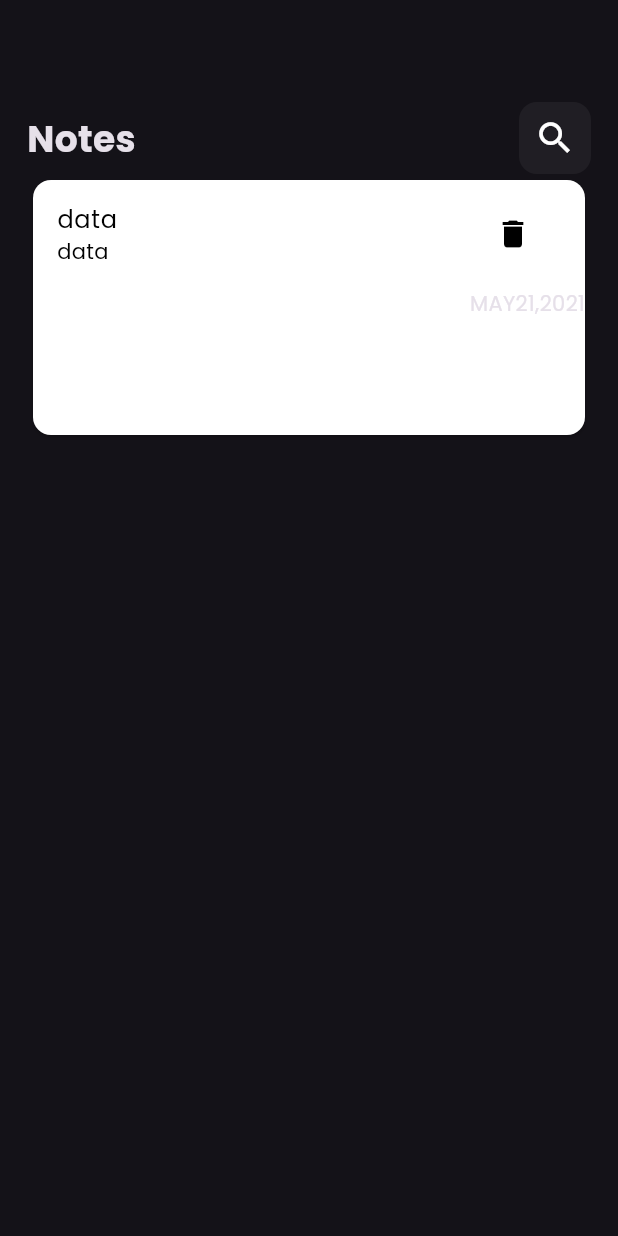
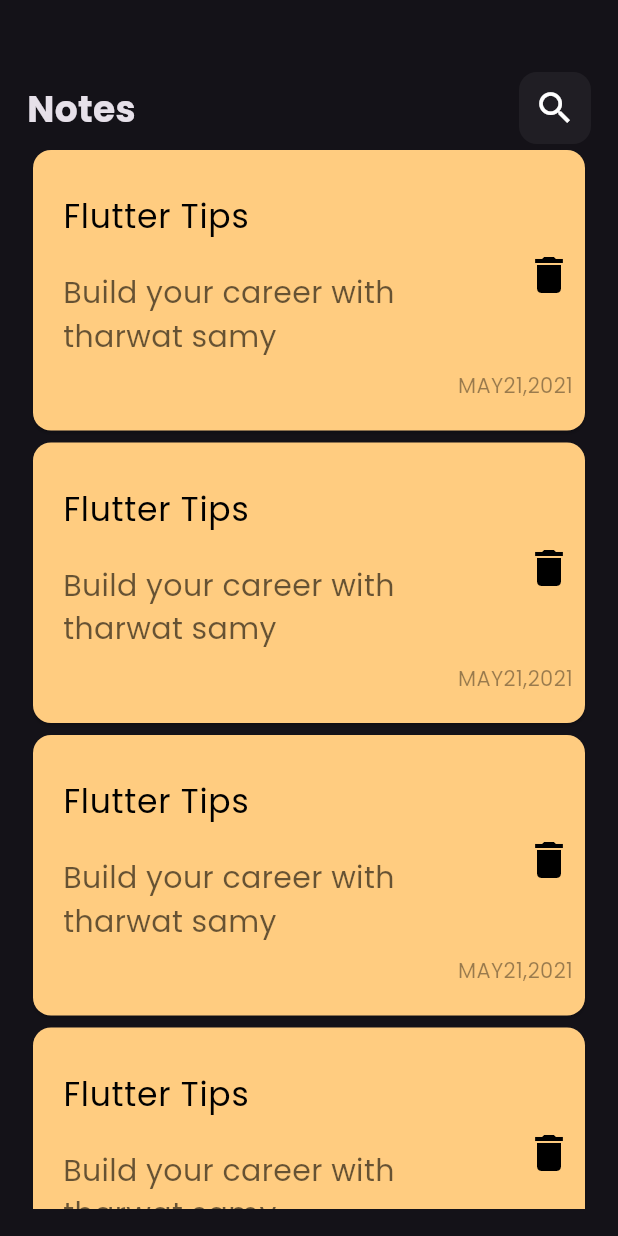
Before and after one commit to ziadel-kent/notes_app, a Flutter app: the screen it shows after launch, on a phone screen of 412 x 824 dp. Run offline on Flutter 3.47's test engine with Material 3 defaults, Android fonts, the phone set to English and light mode, and no system bars.

Commit message:
create custom node item

```diff
--- /dev/null
+++ b/devtools_options.yaml
@@ -0,0 +1,3 @@
+description: This file stores settings for Dart & Flutter DevTools.
+documentation: https://docs.flutter.dev/tools/devtools/extensions#configure-extension-enablement-states
+extensions:
--- a/lib/main.dart
+++ b/lib/main.dart
@@ -12,7 +12,7 @@
   Widget build(BuildContext context) {
     return MaterialApp(
       theme: ThemeData(brightness: Brightness.dark, fontFamily: 'Poppins'),
-      home:  NotesView(),
+      home: NotesView(),
     );
   }
 }
--- a/lib/widgets/custom_app_bar_widget.dart
+++ b/lib/widgets/custom_app_bar_widget.dart
@@ -5,7 +5,9 @@
 
   @override
   Widget build(BuildContext context) {
-    return Row(
+    return Container(
+      decoration: BoxDecoration(borderRadius: BorderRadius.circular(36)),
+      child: Row(
         children: [
           Text(
             'Notes',
@@ -14,6 +16,7 @@
           Spacer(flex: 1),
           CustomSearch(),
         ],
+      ),
     );
   }
 }
--- /dev/null
+++ b/lib/widgets/custom_notes_item.dart
@@ -0,0 +1,52 @@
+import 'package:flutter/material.dart';
+
+class CustomNotesItem extends StatelessWidget {
+  const CustomNotesItem({super.key});
+
+  @override
+  Widget build(BuildContext context) {
+    return Card(
+      child: Container(
+        padding: EdgeInsets.only(left: 20, bottom: 20, top: 20),
+        decoration: BoxDecoration(
+          borderRadius: BorderRadius.circular(12),
+          color: Color(0xffFFCC80),
+        ),
+        child: Column(
+          crossAxisAlignment: CrossAxisAlignment.end,
+          children: [
+            ListTile(
+              contentPadding: EdgeInsets.all(0),
+              trailing: IconButton(
+                onPressed: () {},
+                icon: Icon(Icons.delete, color: Colors.black, size: 32),
+              ),
+              title: Text(
+                'Flutter Tips',
+                style: TextStyle(color: Colors.black, fontSize: 22),
+              ),
+
+              subtitle: Padding(
+                padding: EdgeInsets.only(top: 20),
+                child: Text(
+                  'Build your career with tharwat samy',
+                  style: TextStyle(
+                    color: Colors.black.withOpacity(.6),
+                    fontSize: 20,
+                  ),
+                ),
+              ),
+            ),
+            Padding(
+              padding: EdgeInsets.only(right: 8),
+              child: Text(
+                'MAY21,2021',
+                style: TextStyle(color: Colors.black.withOpacity(.4)),
+              ),
+            ),
+          ],
+        ),
+      ),
+    );
+  }
+}
--- /dev/null
+++ b/lib/widgets/list_view_notes_item.dart
@@ -0,0 +1,18 @@
+import 'package:flutter/material.dart';
+import 'package:notes_app/widgets/custom_notes_item.dart';
+
+class ListViewNotesItem extends StatelessWidget {
+  const ListViewNotesItem({super.key});
+
+  @override
+  Widget build(BuildContext context) {
+    return Expanded(
+      child: ListView.builder(
+        itemBuilder: (context, index) {
+          return CustomNotesItem();
+        },
+        itemCount: 5,
+      ),
+    );
+  }
+}
--- a/lib/widgets/notes_view_body_widget.dart
+++ b/lib/widgets/notes_view_body_widget.dart
@@ -1,5 +1,7 @@
 import 'package:flutter/material.dart';
 import 'package:notes_app/widgets/custom_app_bar_widget.dart';
+import 'package:notes_app/widgets/custom_notes_item.dart';
+import 'package:notes_app/widgets/list_view_notes_item.dart';
 
 class NotesViewBody extends StatelessWidget {
   const NotesViewBody({super.key});
@@ -9,37 +11,7 @@
     return Padding(
       padding: const EdgeInsets.all(18.0),
       child: Column(
-        children: [
-          SizedBox(height: 50),
-          CustomAppBar(),
-          Card(
-            child: Container(
-              height: 170,
-              width: double.infinity,
-              decoration: BoxDecoration(
-                borderRadius: BorderRadius.circular(12),
-                color: Colors.white,
-              ),
-              child: Column(
-                crossAxisAlignment: CrossAxisAlignment.end,
-                children: [
-                  ListTile(
-                    trailing: IconButton(
-                      onPressed: () {},
-                      icon: Icon(Icons.delete, color: Colors.black),
-                    ),
-                    title: Text('data', style: TextStyle(color: Colors.black)),
-                    subtitle: Text(
-                      'data',
-                      style: TextStyle(color: Colors.black),
-                    ),
-                  ),
-                  Text('MAY21,2021'),
-                ],
-              ),
-            ),
-          ),
-        ],
+        children: [SizedBox(height: 30), CustomAppBar(), ListViewNotesItem()],
       ),
     );
   }
```
Lines whose indentation alone changed are shown as unchanged.
